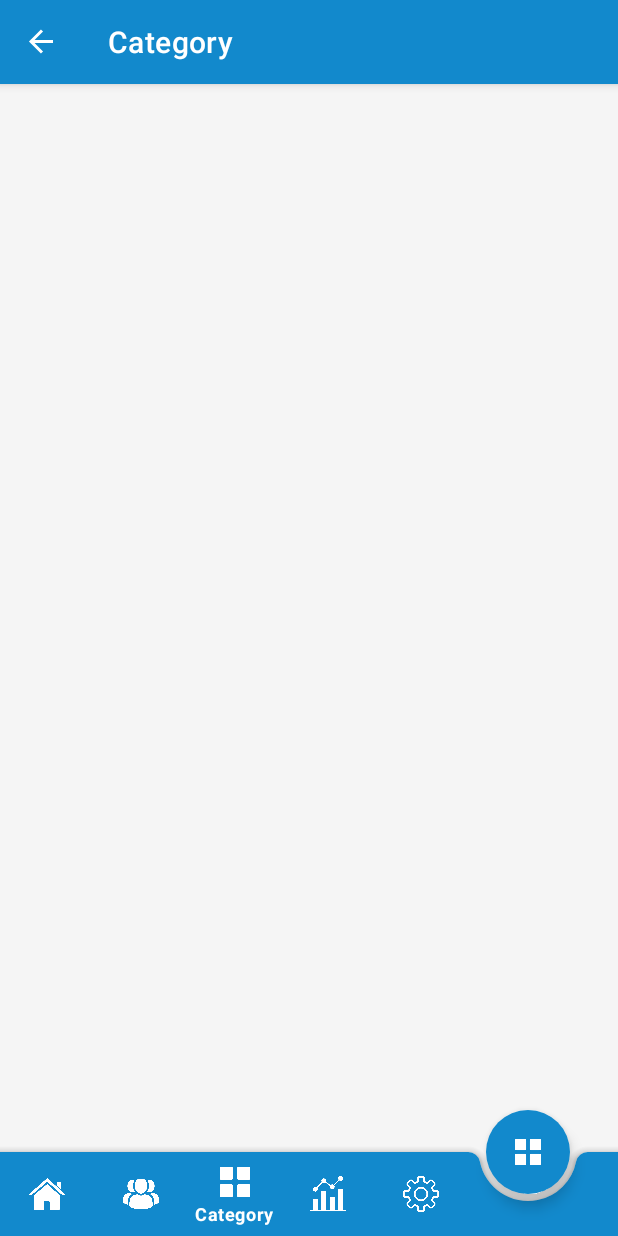
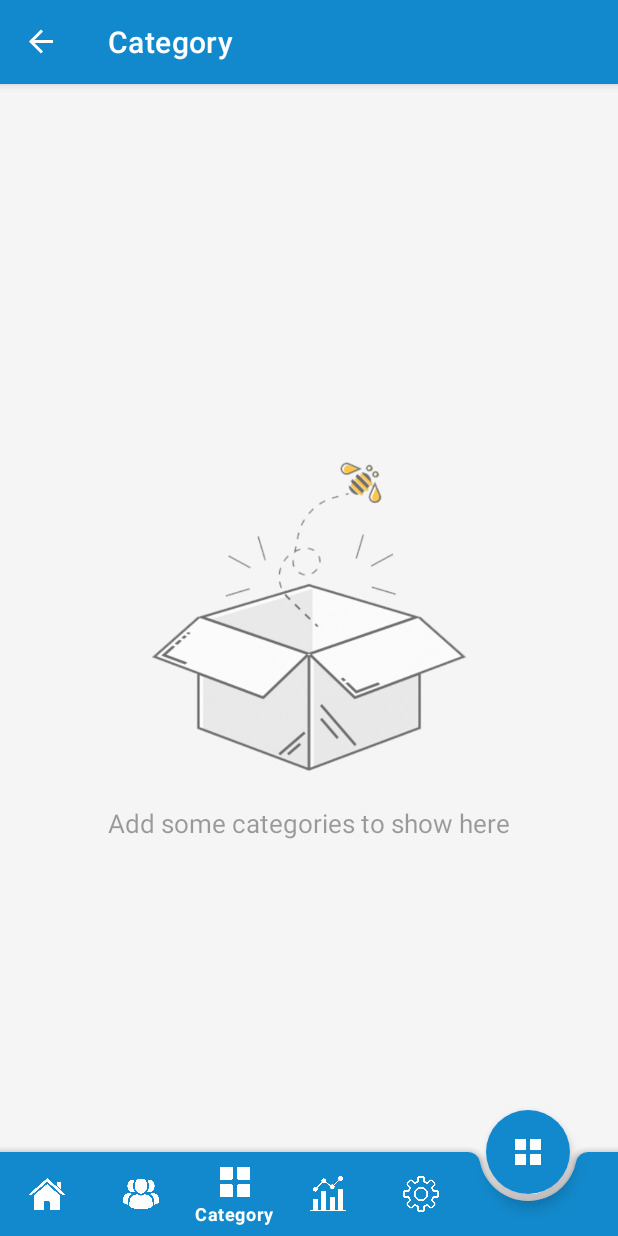
Before and after one commit to SinghJitender/XpensManager, an Android app: the Category screen opened through its navigation route, on a phone screen of 412 x 824 dp. Run offline under Robolectric (Android 15) with nearby library versions, the phone set to English and light mode, and no system bars; our stand-ins replace navigation-ui; libraries missing offline, so code that uses them is left out: xyz.sangcomz.stickytimelineview; 4 statements that could not run were skipped.

Commit message:
UI Improvements

```diff
--- a/app/src/main/res/layout/fragment_category.xml
+++ b/app/src/main/res/layout/fragment_category.xml
@@ -4,22 +4,36 @@
     android:layout_width="match_parent"
     android:layout_height="match_parent"
     tools:context=".MainScreen.Fragments.Category">
-
         <androidx.recyclerview.widget.RecyclerView
             android:id="@+id/recyclerView"
             android:layout_width="match_parent"
             android:layout_height="match_parent"
             />
-    <TextView
+        <RelativeLayout
             android:id="@+id/emptyView"
             android:layout_width="match_parent"
-        android:layout_height="match_parent"
-        android:layout_gravity="center"
-        android:textSize="22sp"
+            android:layout_height="match_parent">
+            <ImageView
+                android:id="@+id/emptyImage"
+                android:layout_width="350dp"
+                android:layout_height="350dp"
+                android:layout_centerInParent="true"
+                android:alpha="0.7"
+                android:scaleType="centerCrop"
+                android:src="@drawable/empty_state" />
+
+            <TextView
+                android:id="@+id/emptyText"
+                android:layout_width="350dp"
+                android:layout_height="wrap_content"
+                android:layout_below="@id/emptyImage"
+                android:layout_centerInParent="true"
+                android:layout_centerVertical="true"
+                android:layout_marginTop="-50dp"
                 android:gravity="center"
-        android:visibility="gone"
-        android:textColor="@color/theme_blue_variant"
-        android:text="Nothing to display\nLooks like you need to add a few categories"
-        />
+                android:textSize="17sp"
+                android:alpha="0.7"
+                android:text="Add some categories to show here" />
+        </RelativeLayout>
 
 </FrameLayout>
```
Lines whose indentation alone changed are shown as unchanged.
